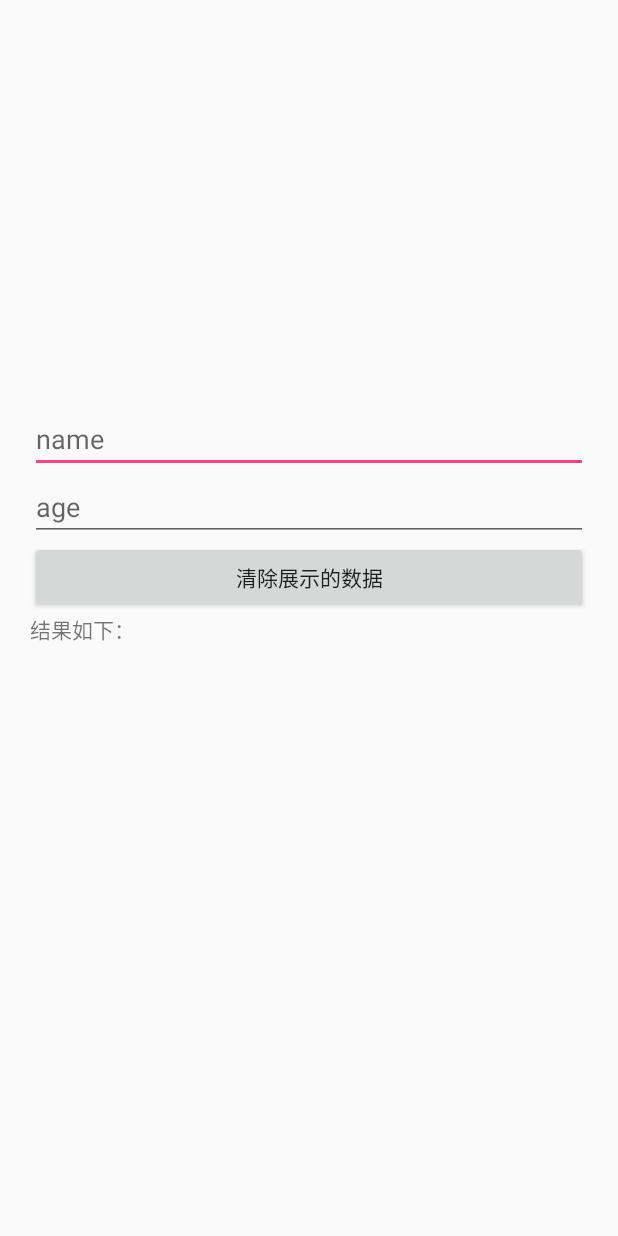
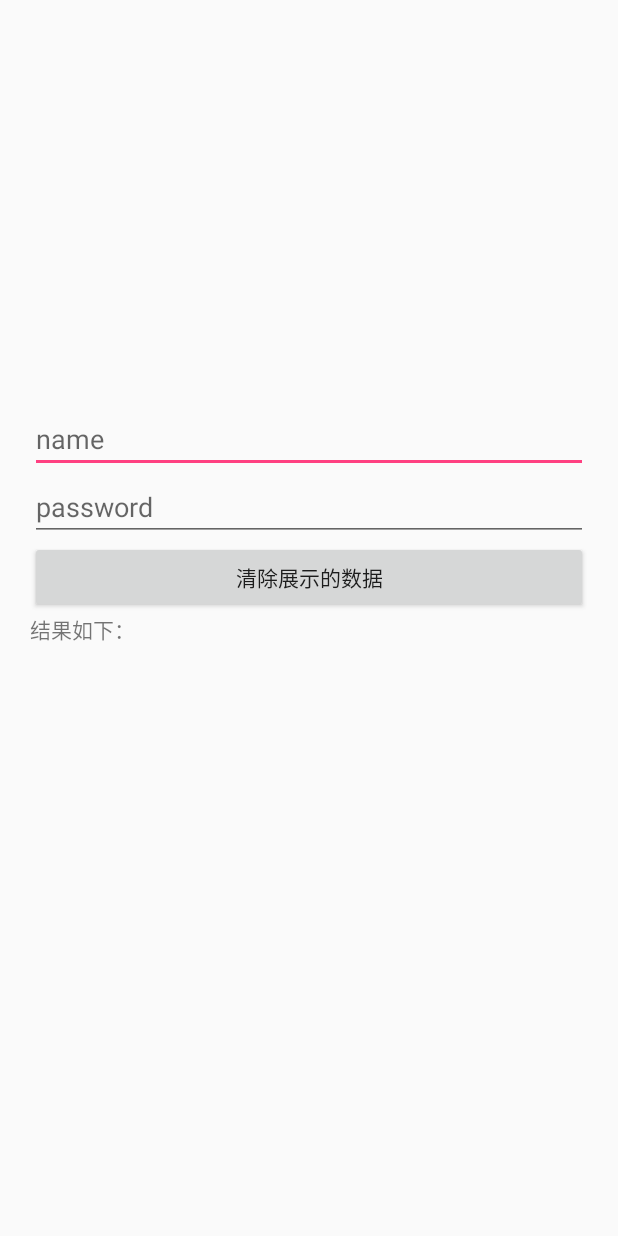
Before and after one commit to binny1024/XHttp, an Android app: the MainActivity screen opened directly, with no data from a screen before it, on a phone screen of 412 x 824 dp. Run offline under Robolectric (Android 15) with nearby library versions, the phone set to English and light mode, and no system bars; libraries missing offline, so code that uses them is left out: com.smart.holder; 1 statement that could not run was skipped.

```diff
--- a/app/src/main/java/com/dragon/App.java
+++ b/app/src/main/java/com/dragon/App.java
@@ -20,7 +20,7 @@ public class App extends Application {
 //        activityLifecycleCallbacks(this);
         try {
             InitSDK.init(this);
-            JJLogger.debug(true);
+            JJLogger.debug(false);
         } catch (AdException | IOException e) {
             e.printStackTrace();
         }
--- a/app/src/main/java/com/dragon/app/qq/activity/QQLoginActivity.java
+++ b/app/src/main/java/com/dragon/app/qq/activity/QQLoginActivity.java
@@ -134,7 +134,7 @@ public class QQLoginActivity extends FullscreenActivity implements MediaPlayer.O
     }
 
     private void intoApp() {
-        startActivity(new Intent(QQLoginActivity.this, QQMainActivity.class));
+        startActivity(new Intent(QQLoginActivity.this, MainActivity.class));
         finishAllCST();
     }
 
--- a/app/src/main/java/com/dragon/app/qq/activity/RegisterActivity.java
+++ b/app/src/main/java/com/dragon/app/qq/activity/RegisterActivity.java
@@ -73,7 +73,7 @@ public class RegisterActivity extends FullscreenActivity {
                             switch (userBean.getCode()) {
                                 case "1007":
                                     Toast.makeText(RegisterActivity.this, "注册成功！", Toast.LENGTH_SHORT).show();
-                                    startActivity(new Intent(RegisterActivity.this, QQMainActivity.class));
+                                    startActivity(new Intent(RegisterActivity.this, MainActivity.class));
                                     finishAllCST();
                                     break;
                                 default:
--- a/app/src/main/java/com/dragon/app/qq/itemview/data/Data.java
+++ b/app/src/main/java/com/dragon/app/qq/itemview/data/Data.java
@@ -11,7 +11,8 @@ public final class Data {
     public static final String[] ITEMS_MAIN = new String[]{
             InitSDK.getContext().getString(R.string.request_get),
             InitSDK.getContext().getString(R.string.request_post),
-
+            InitSDK.getContext().getString(R.string.current_pool_test),
+            InitSDK.getContext().getString(R.string.serail_pool_test),
             InitSDK.getContext().getString(R.string.request_upload_file)
     };
 }
--- a/app/src/main/res/layout/activity_main.xml
+++ b/app/src/main/res/layout/activity_main.xml
@@ -5,7 +5,7 @@
     android:layout_width="match_parent"
     android:layout_height="match_parent"
     android:padding="20dp"
-    tools:context="com.dragon.qq.com.dragon.app.qq.activity.MainActivity">
+    tools:context="com.dragon.app.qq.activity.MainActivity">
 
     <LinearLayout
         android:id="@+id/parent_ll"
@@ -31,7 +31,7 @@
                 android:layout_height="wrap_content"/>
             <EditText
                 android:id="@+id/age"
-                android:hint="age"
+                android:hint="password"
                 android:layout_width="match_parent"
                 android:layout_height="wrap_content"/>
         </LinearLayout>
@@ -48,10 +48,23 @@
             android:layout_height="20dp"
             android:text="结果如下："/>
 
-        <TextView
-            android:id="@+id/result_data"
-            android:layout_width="match_parent"
-            android:layout_height="match_parent"/>
+       <LinearLayout
+           android:layout_width="match_parent"
+           android:orientation="horizontal"
+           android:layout_height="wrap_content">
+           <TextView
+               android:id="@+id/result_data"
+               android:layout_width="0dp"
+               android:layout_weight="1"
+               android:padding="10dp"
+               android:layout_height="wrap_content"/>
+           <TextView
+               android:id="@+id/result_data2"
+               android:layout_width="0dp"
+               android:layout_weight="1"
+               android:padding="10dp"
+               android:layout_height="wrap_content"/>
+       </LinearLayout>
 
         <ImageView
             android:id="@+id/image"
--- a/app/src/main/res/values/strings.xml
+++ b/app/src/main/res/values/strings.xml
@@ -5,6 +5,8 @@
     <string name="request_post">post请求</string>
     <string name="request_upload_file">文件上传</string>
     <string name="title_activity_login">XanderAppSet</string>
+    <string name="serail_pool_test">串行线程池测试</string>
+    <string name="current_pool_test">并行线程池测试</string>
 
     <!-- Strings related to login -->
     <string name="account">QQ号/手机号/邮箱</string>
```
Also changed, not shown: app/src/main/java/com/dragon/app/qq/activity/MainActivity.java (+60 -6 lines), http/src/main/java/com/jingjiu/http/core/http/core/IThreadPoolSettings.java (+13 -2 lines), http/src/main/java/com/jingjiu/http/core/http/core/manager/TaskManager.java (+71 -33 lines), http/src/main/java/com/jingjiu/http/core/http/core/pool/IThreadPool.java (added, +22 -0 lines), http/src/main/java/com/jingjiu/http/core/http/core/pool/ThreadPool.java (+39 -4 lines), 1 other file.
